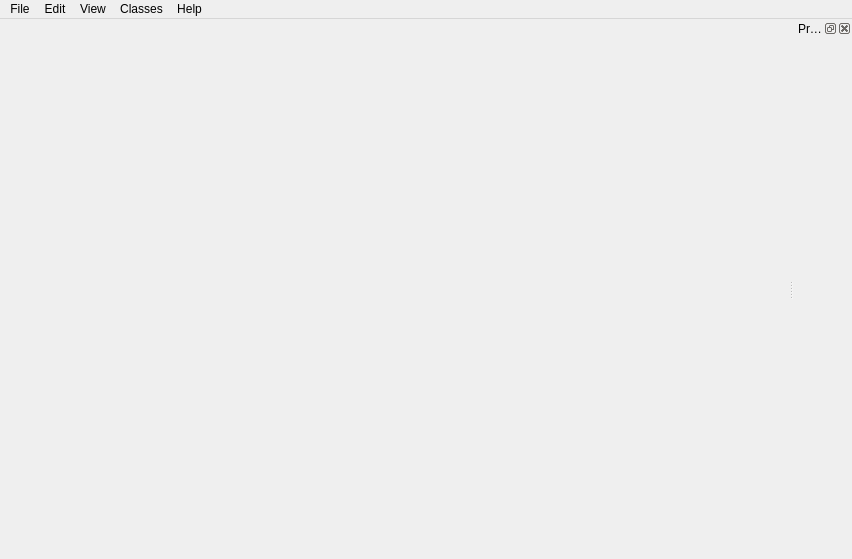
physicalist/ncbs-moose, file moose/branches/dh_branch/gui/newgui.ui: the form before one commit.
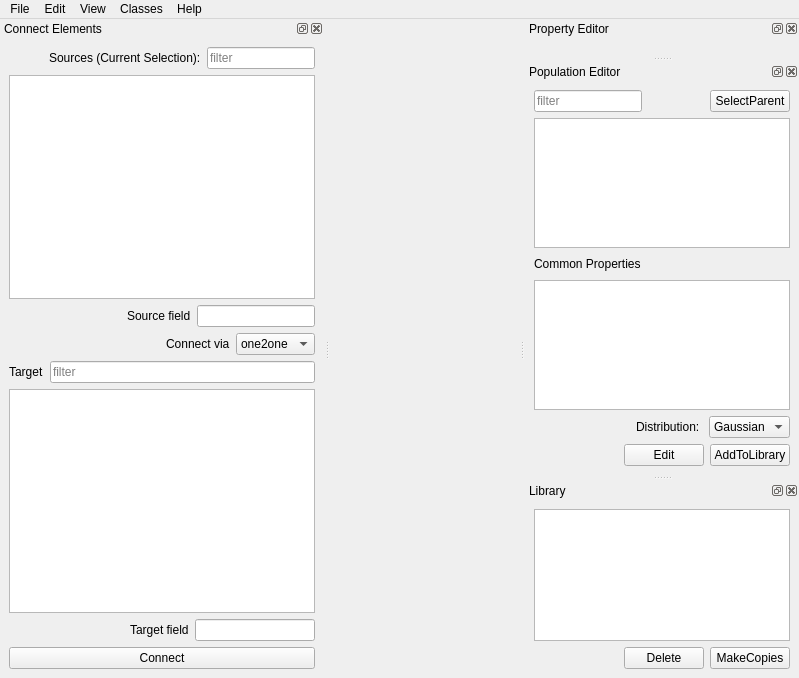
The form after the commit. Custom widgets are drawn as their Qt base class.

What changed in the file:
```diff
--- a/moose/branches/dh_branch/gui/newgui.ui
+++ b/moose/branches/dh_branch/gui/newgui.ui
@@ -6,15 +6,15 @@
    <rect>
     <x>0</x>
     <y>0</y>
-    <width>852</width>
-    <height>559</height>
+    <width>799</width>
+    <height>678</height>
    </rect>
   </property>
   <property name="windowTitle">
    <string>MainWindow</string>
   </property>
   <widget class="QWidget" name="centralwidget">
-   <layout class="QVBoxLayout" name="verticalLayout_3">
+   <layout class="QHBoxLayout" name="horizontalLayout_6">
     <item>
      <layout class="QHBoxLayout" name="horizontalLayout">
       <item>
@@ -42,7 +42,7 @@
     <rect>
      <x>0</x>
      <y>0</y>
-     <width>852</width>
+     <width>799</width>
      <height>25</height>
     </rect>
    </property>
@@ -204,6 +204,364 @@
     </layout>
    </widget>
   </widget>
+  <widget class="QDockWidget" name="moosePopulationEditDock">
+   <property name="windowTitle">
+    <string>Population Editor</string>
+   </property>
+   <attribute name="dockWidgetArea">
+    <number>2</number>
+   </attribute>
+   <widget class="QWidget" name="dockWidgetContents">
+    <layout class="QVBoxLayout" name="verticalLayout_3">
+     <item>
+      <layout class="QHBoxLayout" name="horizontalLayout_5">
+       <item>
+        <widget class="QLineEdit" name="popFilterSelectLineEdit">
+         <property name="placeholderText">
+          <string>filter</string>
+         </property>
+        </widget>
+       </item>
+       <item>
+        <spacer name="horizontalSpacer_5">
+         <property name="orientation">
+          <enum>Qt::Horizontal</enum>
+         </property>
+         <property name="sizeHint" stdset="0">
+          <size>
+           <width>40</width>
+           <height>20</height>
+          </size>
+         </property>
+        </spacer>
+       </item>
+       <item>
+        <widget class="QPushButton" name="popSelectParentPushButton">
+         <property name="text">
+          <string>SelectParent</string>
+         </property>
+        </widget>
+       </item>
+      </layout>
+     </item>
+     <item>
+      <layout class="QHBoxLayout" name="horizontalLayout_3">
+       <item>
+        <widget class="QListWidget" name="popSelectedListWidget"/>
+       </item>
+      </layout>
+     </item>
+     <item>
+      <layout class="QHBoxLayout" name="horizontalLayout_7">
+       <item>
+        <widget class="QLabel" name="label">
+         <property name="font">
+          <font>
+           <weight>50</weight>
+           <bold>false</bold>
+          </font>
+         </property>
+         <property name="text">
+          <string>Common Properties</string>
+         </property>
+        </widget>
+       </item>
+       <item>
+        <spacer name="horizontalSpacer">
+         <property name="orientation">
+          <enum>Qt::Horizontal</enum>
+         </property>
+         <property name="sizeHint" stdset="0">
+          <size>
+           <width>40</width>
+           <height>20</height>
+          </size>
+         </property>
+        </spacer>
+       </item>
+      </layout>
+     </item>
+     <item>
+      <layout class="QHBoxLayout" name="horizontalLayout_8">
+       <item>
+        <widget class="QListWidget" name="popCommonPropListWidget"/>
+       </item>
+      </layout>
+     </item>
+     <item>
+      <layout class="QHBoxLayout" name="horizontalLayout_9">
+       <item>
+        <spacer name="horizontalSpacer_2">
+         <property name="orientation">
+          <enum>Qt::Horizontal</enum>
+         </property>
+         <property name="sizeHint" stdset="0">
+          <size>
+           <width>40</width>
+           <height>20</height>
+          </size>
+         </property>
+        </spacer>
+       </item>
+       <item>
+        <widget class="QLabel" name="label_2">
+         <property name="text">
+          <string>Distribution: </string>
+         </property>
+        </widget>
+       </item>
+       <item>
+        <widget class="QComboBox" name="popDistrbComboBox">
+         <item>
+          <property name="text">
+           <string>Gaussian</string>
+          </property>
+         </item>
+        </widget>
+       </item>
+      </layout>
+     </item>
+     <item>
+      <layout class="QHBoxLayout" name="horizontalLayout_4">
+       <item>
+        <spacer name="horizontalSpacer_3">
+         <property name="orientation">
+          <enum>Qt::Horizontal</enum>
+         </property>
+         <property name="sizeHint" stdset="0">
+          <size>
+           <width>40</width>
+           <height>20</height>
+          </size>
+         </property>
+        </spacer>
+       </item>
+       <item>
+        <widget class="QPushButton" name="popEditPushButton">
+         <property name="text">
+          <string>Edit</string>
+         </property>
+        </widget>
+       </item>
+       <item>
+        <widget class="QPushButton" name="popAddToLibPushButton">
+         <property name="text">
+          <string>AddToLibrary</string>
+         </property>
+        </widget>
+       </item>
+      </layout>
+     </item>
+    </layout>
+   </widget>
+  </widget>
+  <widget class="QDockWidget" name="mooseLibraryDock">
+   <property name="windowTitle">
+    <string>Library</string>
+   </property>
+   <attribute name="dockWidgetArea">
+    <number>2</number>
+   </attribute>
+   <widget class="QWidget" name="dockWidgetContents_2">
+    <layout class="QVBoxLayout" name="verticalLayout">
+     <item>
+      <widget class="QListWidget" name="libListWidget"/>
+     </item>
+     <item>
+      <layout class="QHBoxLayout" name="horizontalLayout_2">
+       <item>
+        <spacer name="horizontalSpacer_4">
+         <property name="orientation">
+          <enum>Qt::Horizontal</enum>
+         </property>
+         <property name="sizeHint" stdset="0">
+          <size>
+           <width>40</width>
+           <height>20</height>
+          </size>
+         </property>
+        </spacer>
+       </item>
+       <item>
+        <widget class="QPushButton" name="libDeleteButton">
+         <property name="text">
+          <string>Delete</string>
+         </property>
+        </widget>
+       </item>
+       <item>
+        <widget class="QPushButton" name="libMakeCopiesButton">
+         <property name="text">
+          <string>MakeCopies</string>
+         </property>
+        </widget>
+       </item>
+      </layout>
+     </item>
+    </layout>
+   </widget>
+  </widget>
+  <widget class="QDockWidget" name="dockWidget">
+   <property name="windowTitle">
+    <string>Connect Elements</string>
+   </property>
+   <attribute name="dockWidgetArea">
+    <number>1</number>
+   </attribute>
+   <widget class="QWidget" name="dockWidgetContents_3">
+    <layout class="QVBoxLayout" name="verticalLayout_4">
+     <item>
+      <layout class="QHBoxLayout" name="horizontalLayout_11">
+       <item>
+        <spacer name="horizontalSpacer_9">
+         <property name="orientation">
+          <enum>Qt::Horizontal</enum>
+         </property>
+         <property name="sizeHint" stdset="0">
+          <size>
+           <width>40</width>
+           <height>20</height>
+          </size>
+         </property>
+        </spacer>
+       </item>
+       <item>
+        <widget class="QLabel" name="label_4">
+         <property name="text">
+          <string>Sources (Current Selection):</string>
+         </property>
+        </widget>
+       </item>
+       <item>
+        <widget class="QLineEdit" name="lineEdit_2">
+         <property name="placeholderText">
+          <string>filter</string>
+         </property>
+        </widget>
+       </item>
+      </layout>
+     </item>
+     <item>
+      <widget class="QListWidget" name="listWidget"/>
+     </item>
+     <item>
+      <layout class="QHBoxLayout" name="horizontalLayout_10">
+       <item>
+        <spacer name="horizontalSpacer_6">
+         <property name="orientation">
+          <enum>Qt::Horizontal</enum>
+         </property>
+         <property name="sizeHint" stdset="0">
+          <size>
+           <width>40</width>
+           <height>20</height>
+          </size>
+         </property>
+        </spacer>
+       </item>
+       <item>
+        <widget class="QLabel" name="label_3">
+         <property name="text">
+          <string>Source field</string>
+         </property>
+        </widget>
+       </item>
+       <item>
+        <widget class="QLineEdit" name="lineEdit"/>
+       </item>
+      </layout>
+     </item>
+     <item>
+      <layout class="QHBoxLayout" name="horizontalLayout_13">
+       <item>
+        <spacer name="horizontalSpacer_7">
+         <property name="orientation">
+          <enum>Qt::Horizontal</enum>
+         </property>
+         <property name="sizeHint" stdset="0">
+          <size>
+           <width>40</width>
+           <height>20</height>
+          </size>
+         </property>
+        </spacer>
+       </item>
+       <item>
+        <widget class="QLabel" name="label_6">
+         <property name="text">
+          <string>Connect via</string>
+         </property>
+        </widget>
+       </item>
+       <item>
+        <widget class="QComboBox" name="comboBox">
+         <item>
+          <property name="text">
+           <string>one2one</string>
+          </property>
+         </item>
+        </widget>
+       </item>
+      </layout>
+     </item>
+     <item>
+      <layout class="QHBoxLayout" name="horizontalLayout_14">
+       <item>
+        <widget class="QLabel" name="label_7">
+         <property name="text">
+          <string>Target</string>
+         </property>
+        </widget>
+       </item>
+       <item>
+        <widget class="QLineEdit" name="lineEdit_4">
+         <property name="placeholderText">
+          <string>filter</string>
+         </property>
+        </widget>
+       </item>
+      </layout>
+     </item>
+     <item>
+      <widget class="QListWidget" name="listWidget_2"/>
+     </item>
+     <item>
+      <layout class="QHBoxLayout" name="horizontalLayout_12">
+       <item>
+        <spacer name="horizontalSpacer_8">
+         <property name="orientation">
+          <enum>Qt::Horizontal</enum>
+         </property>
+         <property name="sizeHint" stdset="0">
+          <size>
+           <width>40</width>
+           <height>20</height>
+          </size>
+         </property>
+        </spacer>
+       </item>
+       <item>
+        <widget class="QLabel" name="label_5">
+         <property name="text">
+          <string>Target field</string>
+         </property>
+        </widget>
+       </item>
+       <item>
+        <widget class="QLineEdit" name="lineEdit_3"/>
+       </item>
+      </layout>
+     </item>
+     <item>
+      <widget class="QPushButton" name="pushButton">
+       <property name="text">
+        <string>Connect</string>
+       </property>
+      </widget>
+     </item>
+    </layout>
+   </widget>
+  </widget>
   <action name="actionLoad_Model">
    <property name="text">
     <string>Load Model</string>
```
